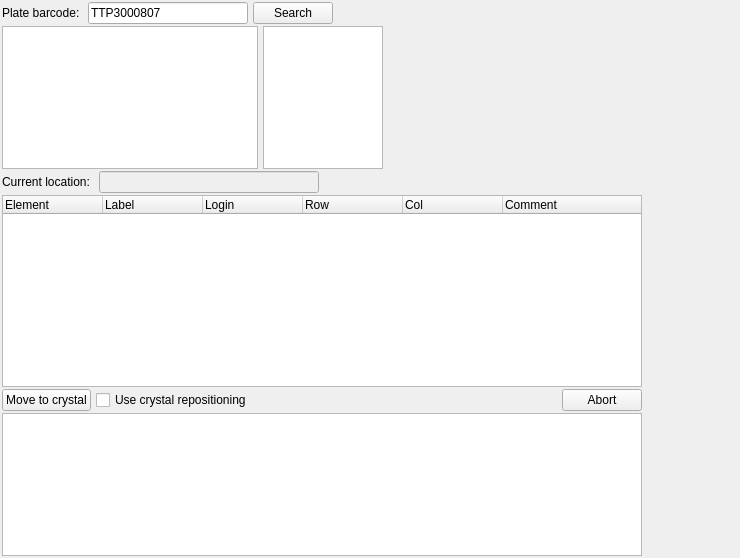
mxcube/mxcubeqt, file Bricks/widgets/ui_files/Qt4_plate_manipulator_layout.ui: the form before one commit.
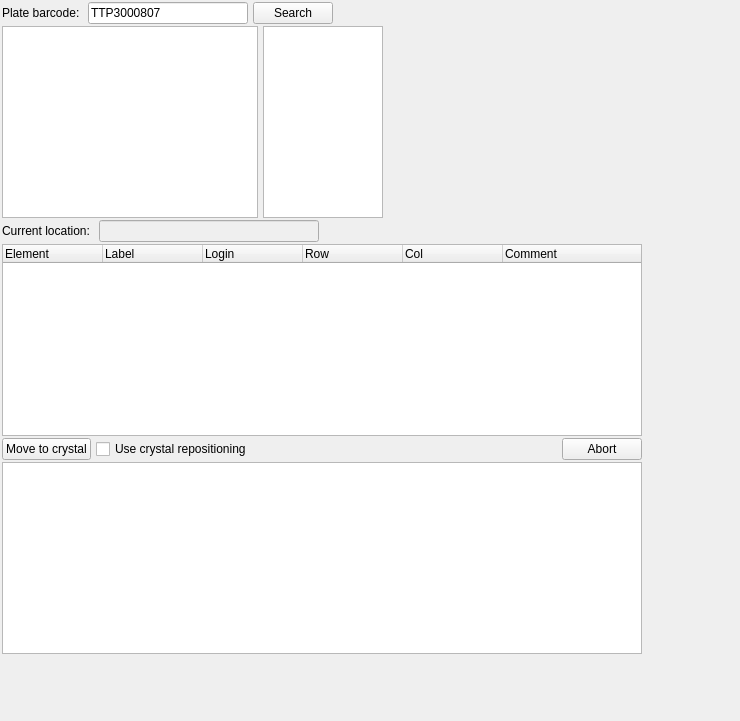
The form after the commit.

The edit to the form file:
```diff
--- a/Bricks/widgets/ui_files/Qt4_plate_manipulator_layout.ui
+++ b/Bricks/widgets/ui_files/Qt4_plate_manipulator_layout.ui
@@ -7,7 +7,7 @@
     <x>0</x>
     <y>0</y>
     <width>740</width>
-    <height>558</height>
+    <height>721</height>
    </rect>
   </property>
   <property name="sizePolicy">
@@ -161,6 +161,12 @@
            <height>16777215</height>
           </size>
          </property>
+         <property name="verticalScrollBarPolicy">
+          <enum>Qt::ScrollBarAlwaysOff</enum>
+         </property>
+         <property name="horizontalScrollBarPolicy">
+          <enum>Qt::ScrollBarAlwaysOff</enum>
+         </property>
         </widget>
        </item>
        <item>
@@ -256,6 +262,9 @@
          <height>400</height>
         </size>
        </property>
+       <property name="horizontalScrollBarPolicy">
+        <enum>Qt::ScrollBarAsNeeded</enum>
+       </property>
        <column>
         <property name="text">
          <string>Element</string>
@@ -336,7 +345,14 @@
       </layout>
      </item>
      <item>
-      <widget class="QGraphicsView" name="xtal_image_graphicsview"/>
+      <widget class="QGraphicsView" name="xtal_image_graphicsview">
+       <property name="verticalScrollBarPolicy">
+        <enum>Qt::ScrollBarAlwaysOff</enum>
+       </property>
+       <property name="horizontalScrollBarPolicy">
+        <enum>Qt::ScrollBarAlwaysOff</enum>
+       </property>
+      </widget>
      </item>
      <item>
       <spacer name="verticalSpacer">
```
